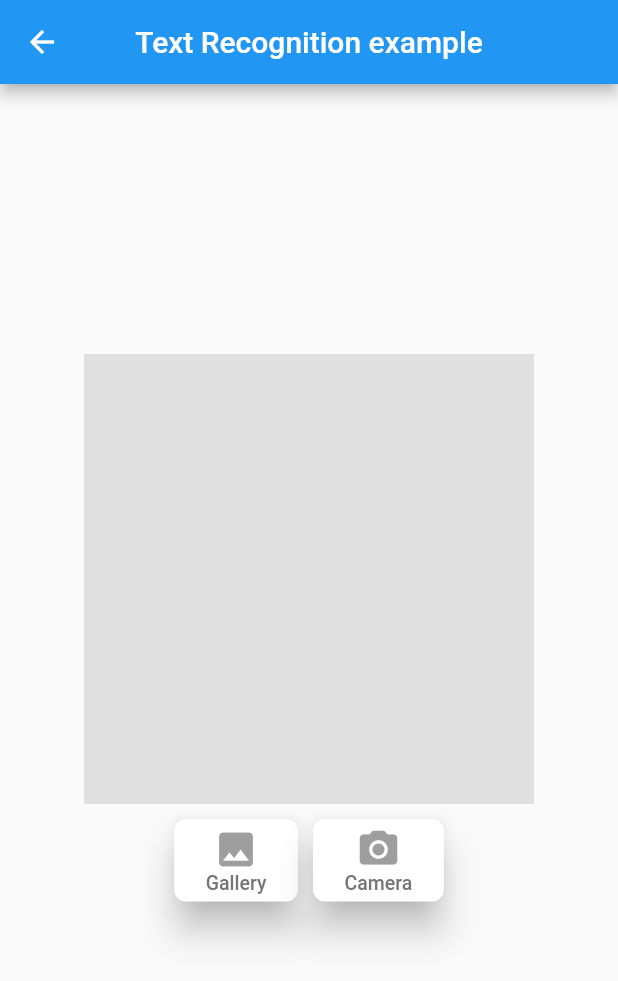
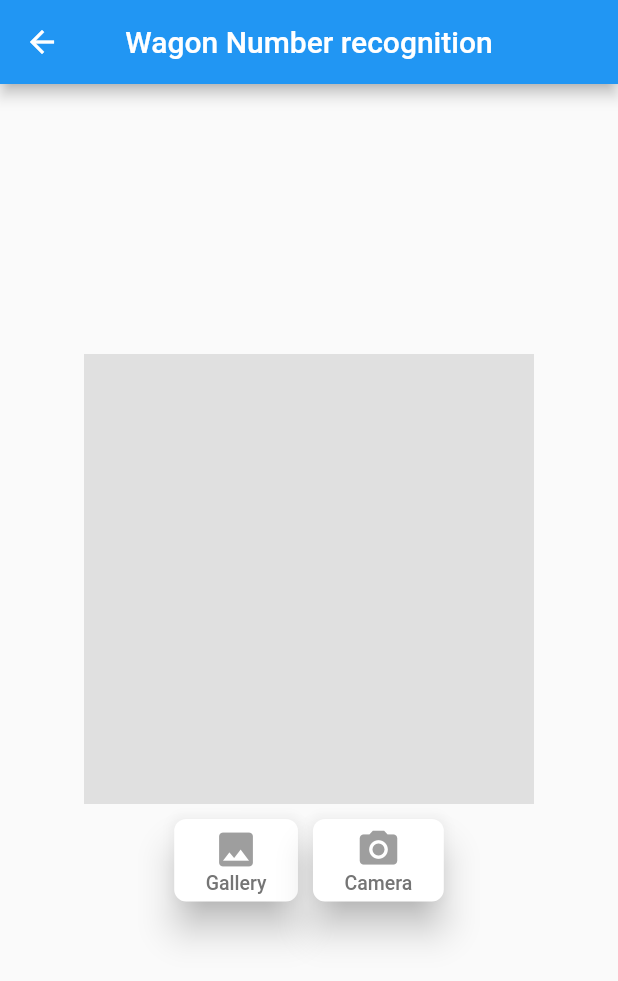
Before and after one commit to keshav278/FOIS_Wagon_Recognition, a Flutter app: the MyHomePage screen opened directly, on a phone screen of 412 x 824 dp. Shown: the top 981 px of the screen. Run offline on Flutter 3.47's test engine with Material 2 defaults, Android fonts, the phone set to English and light mode, and no system bars; our stand-ins replace image_picker; missing offline and left inert: google_mlkit_text_recognition, image_picker_for_web.

Commit message:
Final working app

```diff
--- a/lib/main.dart
+++ b/lib/main.dart
@@ -102,7 +102,6 @@ void _navigateToNextScreen(BuildContext context) {
 class MyApp extends StatelessWidget {
   const MyApp({Key? key}) : super(key: key);
 
-  // This widget is the root of your application.
   @override
   Widget build(BuildContext context) {
     return MaterialApp(
@@ -134,7 +133,7 @@ class _MyHomePageState extends State<MyHomePage> {
     return Scaffold(
       appBar: AppBar(
         centerTitle: true,
-        title: const Text("Text Recognition example"),
+        title: const Text("Wagon Number recognition"),
       ),
       body: Center(
           child: SingleChildScrollView(
```
Also changed, not shown: 1 other file.
